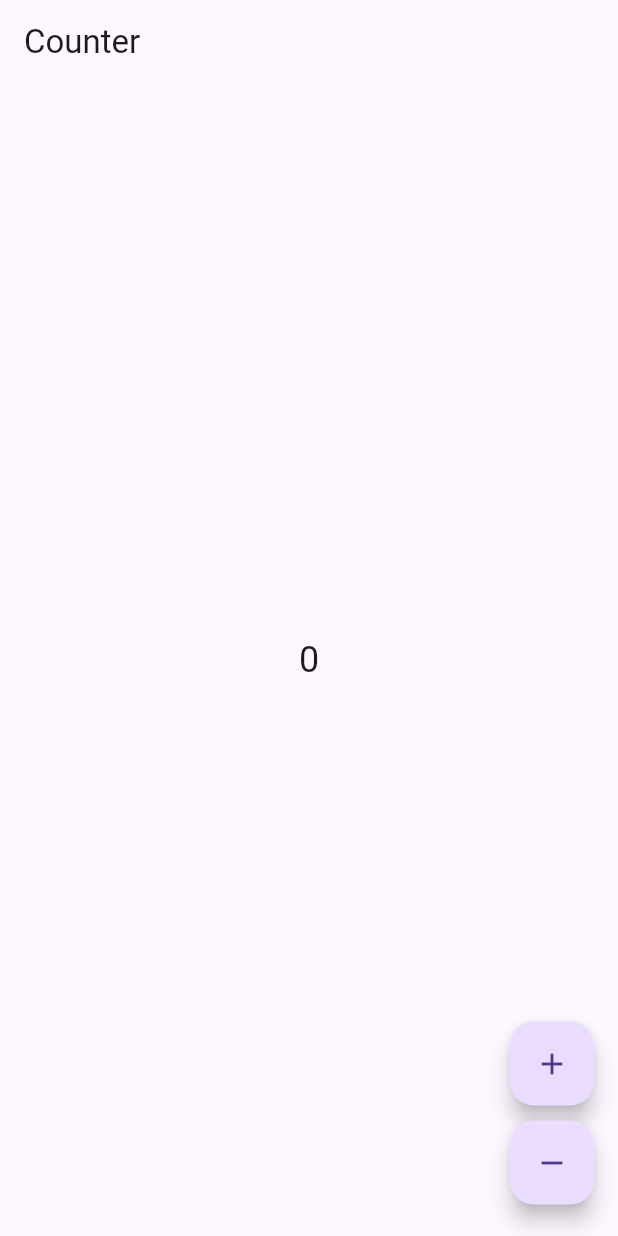
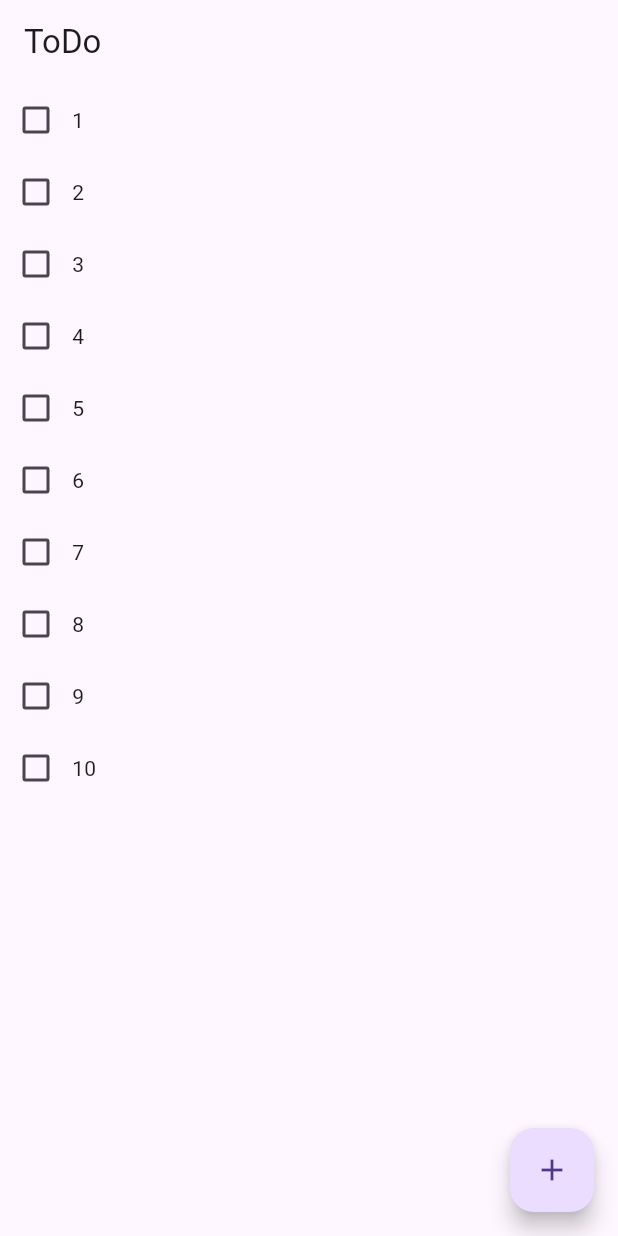
Before and after one commit to iSVDi/learning_flutter, a Flutter app: the screen it shows after launch, on a phone screen of 412 x 824 dp. Run offline on Flutter 3.47's test engine with Material 3 defaults, Android fonts, the phone set to English and light mode, and no system bars; our stand-ins replace flutter_bloc.

Commit message:
todo is rewritten with block

```diff
--- a/lib/block/counter_bloc.dart
+++ /dev/null
@@ -1,35 +0,0 @@
-import "package:flutter_bloc/flutter_bloc.dart";
-
-// * Events
-sealed class CounterEvent {}
-
-final class CounterIncrementPressed extends CounterEvent {}
-
-final class CounterDecrementPressed extends CounterEvent {}
-
-// * States
-sealed class CounterState {
-  final int counter;
-  const CounterState({required this.counter});
-}
-
-class InitialState extends CounterState {
-  const InitialState() : super(counter: 0);
-}
-
-class IncrementState extends CounterState {
-  const IncrementState(int increment) : super(counter: increment);
-}
-
-class DecrementState extends CounterState {
-  const DecrementState(int increment) : super(counter: increment);
-}
-
-class CounterBloc extends Bloc<CounterEvent, CounterState> {
-  CounterBloc() : super(const InitialState()) {
-    on<CounterIncrementPressed>(
-        (event, emit) => emit(IncrementState(state.counter + 1)));
-    on<CounterDecrementPressed>(
-        (event, emit) => emit(DecrementState(state.counter - 1)));
-  }
-}
--- a/lib/block/counter_page.dart
+++ /dev/null
@@ -1,47 +0,0 @@
-import "package:flutter/material.dart";
-import "package:flutter_bloc/flutter_bloc.dart";
-import "counter_bloc.dart";
-
-class CounterPage extends StatelessWidget {
-  @override
-  Widget build(BuildContext context) {
-    return Scaffold(
-        appBar: AppBar(title: const Text('Counter')),
-        body: _getBody(),
-        floatingActionButton: _getFloatingButtons(context));
-  }
-
-  Widget _getBody() {
-    return BlocBuilder<CounterBloc, CounterState>(
-      builder: (context, state) {
-        return Center(
-          child: Text(
-            "${state.counter}",
-            style: const TextStyle(fontSize: 24.0),
-          ),
-        );
-      },
-    );
-  }
-
-  Widget _getFloatingButtons(BuildContext context) {
-    return Column(
-        crossAxisAlignment: CrossAxisAlignment.end,
-        mainAxisAlignment: MainAxisAlignment.end,
-        children: [
-          _getFloatingButton(
-              context, const Icon(Icons.add), CounterIncrementPressed()),
-          _getFloatingButton(
-              context, const Icon(Icons.remove), CounterDecrementPressed())
-        ]);
-  }
-
-  Padding _getFloatingButton(
-      BuildContext context, Icon icon, CounterEvent event) {
-    return Padding(
-      padding: const EdgeInsets.symmetric(vertical: 5.0),
-      child: FloatingActionButton(
-          child: icon, onPressed: () => context.read<CounterBloc>().add(event)),
-    );
-  }
-}
--- /dev/null
+++ b/lib/block/todo_bloc.dart
@@ -0,0 +1,116 @@
+import "package:flutter_bloc/flutter_bloc.dart";
+
+// * ToDo
+class ToDo {
+  String title;
+  bool isDone = false;
+  ToDo(this.title);
+}
+
+// * Events
+sealed class ToDoEvent {
+  final ToDo? todo;
+  ToDoEvent({required this.todo});
+}
+
+class TapOnToDoEvent extends ToDoEvent {
+  TapOnToDoEvent({required super.todo});
+}
+
+class AddToDoEvent extends ToDoEvent {
+  AddToDoEvent({required super.todo});
+}
+
+class PresentCreateToDoDialogEvent extends ToDoEvent {
+  PresentCreateToDoDialogEvent() : super(todo: null);
+}
+
+// * States
+sealed class ToDoState {
+  final List<ToDo> todos;
+  ToDoState({required this.todos});
+}
+
+class InitialState extends ToDoState {
+  InitialState(List<ToDo> todos) : super(todos: todos);
+}
+
+class AddToDoState extends ToDoState {
+  AddToDoState(List<ToDo> todos) : super(todos: todos);
+}
+
+class TapOnToState extends ToDoState {
+  TapOnToState(List<ToDo> todos) : super(todos: todos);
+}
+
+class PresentCreateToDoDialogState extends ToDoState {
+  PresentCreateToDoDialogState(List<ToDo> todos) : super(todos: todos);
+}
+
+// * Bloc
+class ToDoBloc extends Bloc<ToDoEvent, ToDoState> {
+  ToDoBloc()
+      : super(InitialState([
+          ToDo("1"),
+          ToDo("2"),
+          ToDo("3"),
+          ToDo("4"),
+          ToDo("5"),
+          ToDo("6"),
+          ToDo("7"),
+          ToDo("8"),
+          ToDo("9"),
+          ToDo("10")
+        ])) {
+    on<TapOnToDoEvent>((event, emit) {
+      var tappedTodo = event.todo;
+      if (tappedTodo != null) {
+        _changeToDoState(tappedTodo);
+        return emit(TapOnToState(state.todos));
+      }
+    });
+
+    on<PresentCreateToDoDialogEvent>((event, emit) {
+      return emit(PresentCreateToDoDialogState(state.todos));
+    });
+
+    on<AddToDoEvent>((event, emit) {
+      var newTodo = event.todo;
+      if (newTodo != null) {
+        insertNewTodo(newTodo);
+        return emit(InitialState(state.todos));
+      }
+    });
+  }
+
+  void insertNewTodo(ToDo todo) {
+    var indexFirstDoneTodo =
+        state.todos.indexWhere((element) => element.isDone);
+
+    // there isn't done todo
+    if (indexFirstDoneTodo == -1) {
+      state.todos.add(todo);
+    } else {
+      state.todos.insert(indexFirstDoneTodo, todo);
+    }
+  }
+
+  void _changeToDoState(ToDo toDo) {
+    var index = state.todos.indexWhere((element) {
+      return element.title == toDo.title;
+    });
+    if (index != -1) {
+      state.todos[index].isDone = !state.todos[index].isDone;
+      _sortTodos();
+    }
+  }
+
+  void _sortTodos() {
+    state.todos.sort((a, b) {
+      if (a.isDone && !b.isDone) {
+        return 1; // b come before a
+      }
+      return -1; // a come before b
+    });
+  }
+}
--- /dev/null
+++ b/lib/block/todo_page.dart
@@ -0,0 +1,89 @@
+import "package:flutter/material.dart";
+import "package:flutter_bloc/flutter_bloc.dart";
+import 'todo_bloc.dart';
+
+class ToDoPage extends StatelessWidget {
+  const ToDoPage({super.key});
+
+  @override
+  Widget build(BuildContext context) {
+    return BlocBuilder<ToDoBloc, ToDoState>(
+      builder: (context, state) {
+        return Scaffold(
+            appBar: AppBar(title: const Text('ToDo')),
+            body: _getBody(context),
+            floatingActionButton: _getFloatingButtons(context));
+      },
+    );
+  }
+
+  Widget _getBody(BuildContext context) {
+    var state = context.read<ToDoBloc>().state;
+    if (state is PresentCreateToDoDialogState) {
+      return _getAlertDialog(context);
+    }
+    return Center(child: _getListTodos(context, state));
+  }
+
+  AlertDialog _getAlertDialog(BuildContext context) {
+    return AlertDialog(
+      title: const Text("Input your task"),
+      content: Container(
+        width: 100,
+        child: TextField(
+          onSubmitted: (String? value) {
+            //ToDo implement repository and validator
+            if (value != null && value.isNotEmpty) {
+              var newTodo = ToDo(value);
+              context.read<ToDoBloc>().add(AddToDoEvent(todo: newTodo));
+            }
+          },
+        ),
+      ),
+    );
+  }
+
+  ListView _getListTodos(BuildContext context, ToDoState state) {
+    return ListView(
+        children: context.read<ToDoBloc>().state.todos.map((todo) {
+      return ToDoItem(todo);
+    }).toList());
+  }
+
+  Widget? _getFloatingButtons(BuildContext context) {
+    if (context.read<ToDoBloc>().state is PresentCreateToDoDialogState) {
+      return null;
+    }
+    return FloatingActionButton(
+        child: const Icon(Icons.add),
+        onPressed: () =>
+            context.read<ToDoBloc>().add(PresentCreateToDoDialogEvent()));
+  }
+}
+
+class ToDoItem extends StatelessWidget {
+  final ToDo data;
+  const ToDoItem(this.data, {super.key});
+
+  @override
+  Widget build(BuildContext context) {
+    return Row(children: [_getCheckBox(context), _getTextWidget()]);
+  }
+
+  Checkbox _getCheckBox(BuildContext context) {
+    return Checkbox(
+        checkColor: Colors.blue,
+        value: data.isDone,
+        onChanged: (_) {
+          context.read<ToDoBloc>().add(TapOnToDoEvent(todo: data));
+          ;
+        });
+  }
+
+  Text _getTextWidget() {
+    var style = data.isDone
+        ? const TextStyle(decoration: TextDecoration.lineThrough)
+        : null;
+    return Text(data.title, style: style);
+  }
+}
--- a/lib/main.dart
+++ b/lib/main.dart
@@ -1,8 +1,7 @@
 import "package:flutter/material.dart";
-import "package:flutter_application_1/block/counter_bloc.dart";
-import "package:flutter_application_1/block/counter_page.dart";
+import 'package:flutter_application_1/block/todo_bloc.dart';
+import 'package:flutter_application_1/block/todo_page.dart';
 import "package:flutter_bloc/flutter_bloc.dart";
-
 
 void main() => runApp(CounterApp());
 
@@ -10,10 +9,9 @@ class CounterApp extends StatelessWidget {
   @override
   Widget build(BuildContext context) {
     return MaterialApp(
-      home: BlocProvider(
-        create: (_) => CounterBloc(),
-        child: CounterPage(),
-      ),
-    );
+        home: BlocProvider(
+      create: (_) => ToDoBloc(),
+      child: ToDoPage(),
+    ));
   }
 }
```
